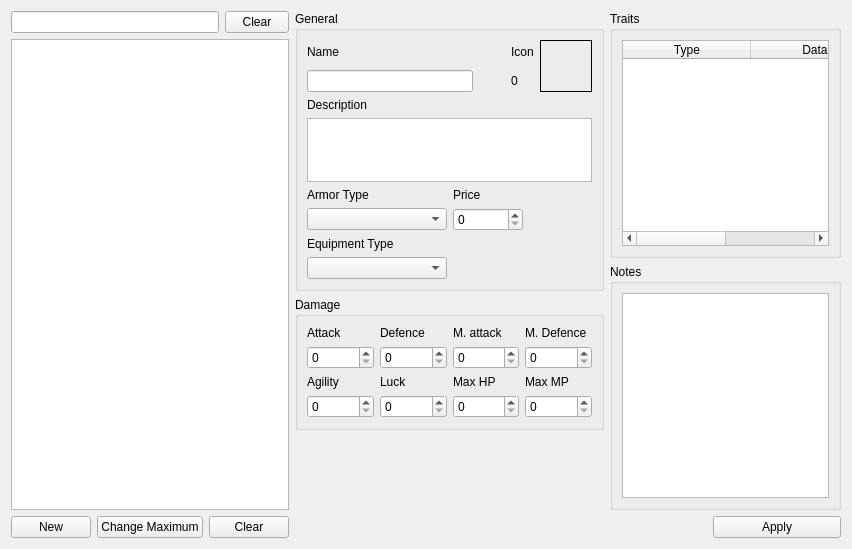
This is src/ui/tabs/armors_tab.ui in DimichGD/FHEditor as Qt 5 draws it before an edit. The edited form follows.
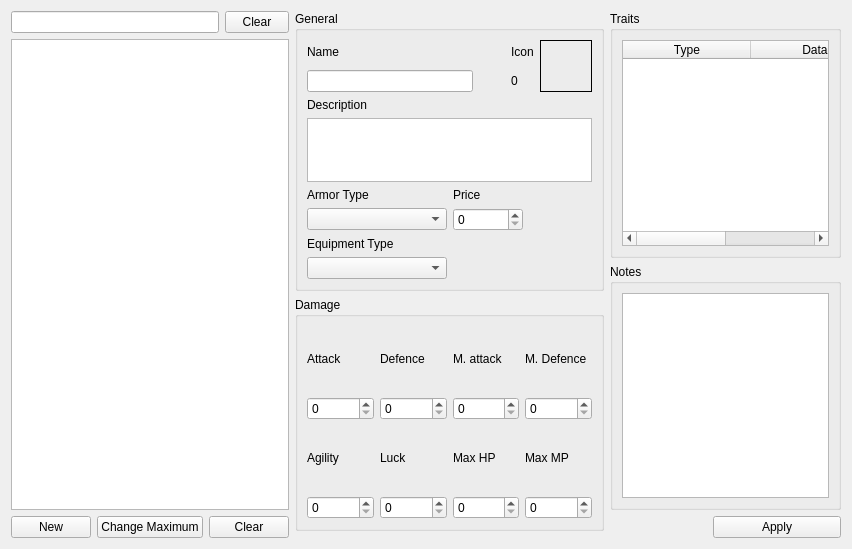
This is the edited form. Custom widgets are drawn as their Qt base class.

```diff
--- a/src/ui/tabs/armors_tab.ui
+++ b/src/ui/tabs/armors_tab.ui
@@ -379,13 +379,7 @@
        <item>
         <spacer name="verticalSpacer_2">
          <property name="orientation">
-          <enum>Qt::Orientation::Vertical</enum>
-         </property>
-         <property name="sizeHint" stdset="0">
-          <size>
-           <width>20</width>
-           <height>40</height>
-          </size>
+          <enum>Qt::Vertical</enum>
          </property>
         </spacer>
        </item>
```
Left out of the diff: 26 changed lines with no effect on the pictures.
